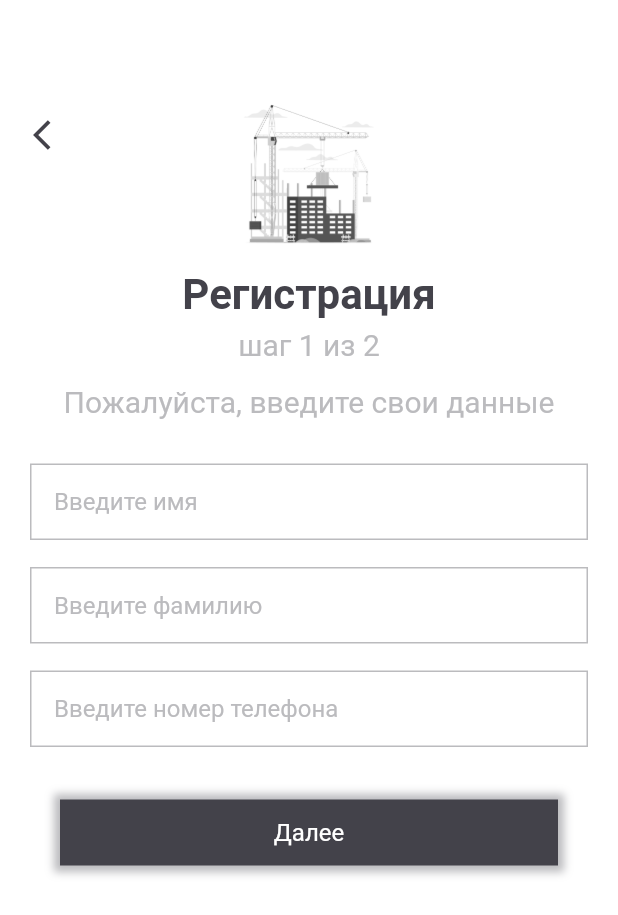
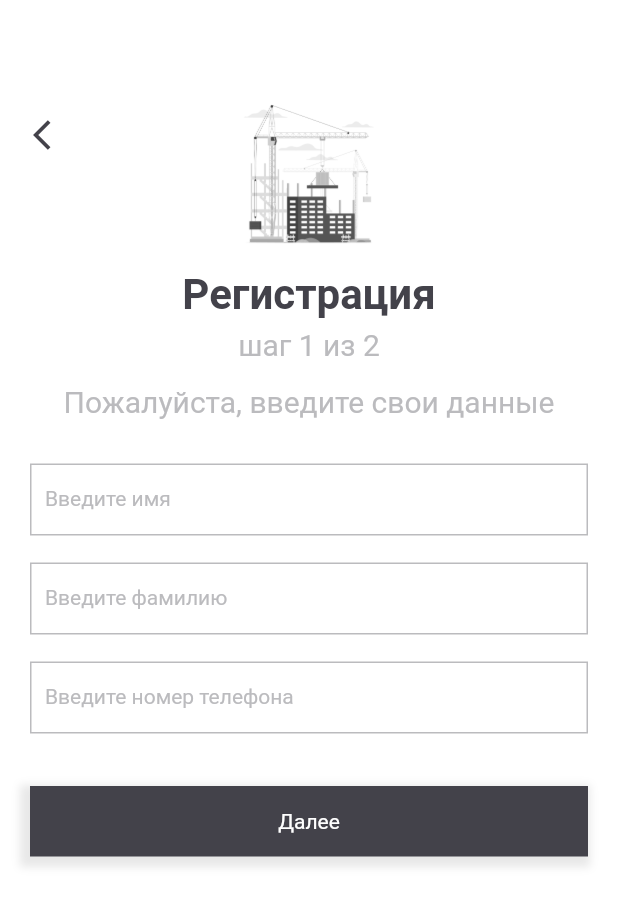
Before and after one commit to windownik/SVDdoc, a Flutter app: the screen it shows after launch, after a tap on "Регистрация", on a phone screen of 412 x 824 dp. Shown: the top 915 px of the screen. Run offline on Flutter 3.47's test engine with Material 2 defaults, Android fonts, the phone set to English and light mode, and no system bars; our stand-ins replace loading_animation_widget; Roboto replaces fonts that are missing (Italic).

Commit message:
Rework all design on sign up

```diff
--- a/lib/screens/login/bottom_text_group.dart
+++ b/lib/screens/login/bottom_text_group.dart
@@ -36,7 +36,7 @@ class _BottomTextState extends State<BottomText> {
                     'или',
                     style: TextStyle(
                         color: mySet.main,
-                        fontSize: 18,
+                        fontSize: 14,
                         fontFamily: "Italic",
                         fontWeight: FontWeight.w500,
                         decoration: null),
@@ -62,7 +62,7 @@ class _BottomTextState extends State<BottomText> {
                 'Вы администратор?',
                 style: TextStyle(
                     color: mySet.input,
-                    fontSize: 18,
+                    fontSize: 14,
                     fontFamily: "Italic",
                     fontWeight: FontWeight.w500),
               ),
@@ -83,13 +83,14 @@ class _BottomTextState extends State<BottomText> {
                   pres = false; setState(() { });
                 },
                 child: Container(
-                  height: 25,
+                  alignment: Alignment.center,
+                  height: 20,
                   color: pres ? mySet.shadow : Colors.transparent,
                   child: const Text(
                     'Зарегистрируйтесь',
                     style: TextStyle(
                         color: mySet.main,
-                        fontSize: 18,
+                        fontSize: 14,
                         fontFamily: "Italic",
                         fontWeight: FontWeight.w500,
                         decoration: TextDecoration.underline
--- a/lib/screens/login/login_button.dart
+++ b/lib/screens/login/login_button.dart
@@ -27,10 +27,10 @@ class LoginButtonState extends State<LoginButton>{
       child: Container(
         alignment: Alignment.center,
         margin: const EdgeInsets.only(left: 20, right: 20),
-        height: 44,
+        height: 47,
         decoration: BoxDecoration(
             color: pres ? mySet.second : mySet.main,
-            boxShadow: [BoxShadow(
+            boxShadow: const [BoxShadow(
               color: mySet.input,
               blurRadius: 4.0,
               spreadRadius: 4.0,
@@ -38,11 +38,11 @@ class LoginButtonState extends State<LoginButton>{
             )]
         ),
         // decoration: ,
-        child: Text(
+        child: const Text(
           'Вход',
           style: TextStyle(
               color: mySet.white,
-              fontSize: 16,
+              fontSize: 14,
               fontFamily: "Italic",
               fontWeight: FontWeight.w400),
         ),
--- a/lib/screens/login/login_main.dart
+++ b/lib/screens/login/login_main.dart
@@ -11,6 +11,7 @@ class LoginScreen extends StatelessWidget {
 
   @override
   Widget build(BuildContext context) {
+    FocusManager.instance.primaryFocus?.unfocus();
     return Scaffold(
       backgroundColor: mySet.background,
       body: Stack(
@@ -25,15 +26,15 @@ class LoginScreen extends StatelessWidget {
                     'Пожалуйста, войдите или',
                     style: TextStyle(
                         color: mySet.input,
-                        fontSize: 20,
+                        fontSize: 18,
                         fontFamily: "Italic",
                         fontWeight: FontWeight.w400),
                   ),
                 const Text(
-                  'зарегистрируйтесь, чтобы',
+                  'зарегистрируйтесь, что бы',
                   style: TextStyle(
                       color: mySet.input,
-                      fontSize: 20,
+                      fontSize: 18,
                       fontFamily: "Italic",
                       fontWeight: FontWeight.w400),
                 ),
@@ -41,7 +42,7 @@ class LoginScreen extends StatelessWidget {
                   'продолжить',
                   style: TextStyle(
                       color: mySet.input,
-                      fontSize: 20,
+                      fontSize: 18,
                       fontFamily: "Italic",
                       fontWeight: FontWeight.w400),
                 ),
--- a/lib/screens/login/sign_up_button.dart
+++ b/lib/screens/login/sign_up_button.dart
@@ -30,7 +30,7 @@ class SignUpButtonState extends State<SignUpButton>{
       child: Container(
         alignment: Alignment.center,
         margin: const EdgeInsets.only(left: 20, right: 20),
-        height: 44,
+        height: 47,
         decoration: BoxDecoration(
             color: pres ? mySet.shadow : mySet.white,
             boxShadow: const [BoxShadow(
--- a/lib/sign_up/next_button.dart
+++ b/lib/sign_up/next_button.dart
@@ -27,12 +27,13 @@ class FirstNextSignUpButtonState extends State<FirstNextSignUpButton>{
       },
       child: Container(
         alignment: Alignment.center,
-        margin: const EdgeInsets.only(left: 20, right: 20),
-        height: 44,
+        // margin: const EdgeInsets.only(left: 20, right: 20),
+        height: 47,
         decoration: BoxDecoration(
             color: pres ? mySet.second : mySet.main,
             boxShadow: const [BoxShadow(
-              color: mySet.input,
+              offset: Offset(-3.0, 3.0),
+              color: mySet.shadow,
               blurRadius: 4.0,
               spreadRadius: 4.0,
               // offset: const Offset(-5, 5),
@@ -43,7 +44,7 @@ class FirstNextSignUpButtonState extends State<FirstNextSignUpButton>{
           'Далее',
           style: TextStyle(
               color: mySet.white,
-              fontSize: 16,
+              fontSize: 14,
               fontFamily: "Italic",
               fontWeight: FontWeight.w400),
         ),
--- a/lib/sign_up/sign_up_input.dart
+++ b/lib/sign_up/sign_up_input.dart
@@ -1,21 +1,5 @@
 import 'package:flutter/material.dart';
 import 'package:svd_doc/global_const.dart';
-
-// class SignUpInput extends StatefulWidget{
-//   const SignUpInput({super.key});
-//
-//   @override
-//   State<StatefulWidget> createState() => _SignUpInputState();
-// }
-//
-// class _SignUpInputState extends State<SignUpInput>{
-//   @override
-//   Widget build(BuildContext context) {
-//     return const TextField(
-//       style: ,
-//     );
-//   }
-// }
 
 class SignUpInput {
   TextStyle style = const TextStyle(color: mySet.main);
@@ -25,7 +9,7 @@ class SignUpInput {
 
   SignUpInput({required this.erText, required this.hintText, required this.ifError}) {
     inputDecor = InputDecoration(
-        contentPadding: const EdgeInsets.all(16),
+        contentPadding: const EdgeInsets.all(10),
         errorBorder: OutlineInputBorder(
           borderRadius: BorderRadius.circular(0),
           borderSide: const BorderSide(width: 1, color: mySet.red),
@@ -45,14 +29,11 @@ class SignUpInput {
           borderSide: const BorderSide(width: 1, color: mySet.main),
 
         ),
-
         fillColor: Colors.white,
-        hintText: hintText,
-        hintStyle: const TextStyle(
+        labelText: hintText,
+        labelStyle: const TextStyle(fontSize: 14,
             color: mySet.input)
 
     );
-
-
   }
 }
--- a/lib/sign_up/sign_up_main.dart
+++ b/lib/sign_up/sign_up_main.dart
@@ -1,5 +1,6 @@
 import 'package:flutter/material.dart';
 import 'package:svd_doc/sign_up/sign_up_input.dart';
+import 'package:svd_doc/sign_up/sign_up_validation.dart';
 
 import '../global_const.dart';
 import 'next_button.dart';
@@ -20,10 +21,14 @@ class _SignUpFirstState extends State<SignUpFirst> {
       erText: 'Обязательно для ввода', hintText: 'Введите имя', ifError: false);
 
   final SignUpInput _inputSurName = SignUpInput(
-      erText: 'Обязательно для ввода', hintText: 'Введите фамилию', ifError: false);
+      erText: 'Обязательно для ввода',
+      hintText: 'Введите фамилию',
+      ifError: false);
 
-  final SignUpInput _inputPhone = SignUpInput(
-      erText: 'Обязательно для ввода', hintText: 'Введите номер телефона', ifError: false);
+  SignUpInput _inputPhone = SignUpInput(
+      erText: 'Обязательно для ввода',
+      hintText: 'Введите номер телефона',
+      ifError: false);
 
   @override
   Widget build(BuildContext context) {
@@ -31,7 +36,6 @@ class _SignUpFirstState extends State<SignUpFirst> {
       backgroundColor: mySet.white,
       body: Stack(
         children: [
-
           SingleChildScrollView(
             child: Container(
               alignment: Alignment.center,
@@ -99,6 +103,23 @@ class _SignUpFirstState extends State<SignUpFirst> {
                     height: 18,
                   ),
                   TextField(
+                    onTap: () {
+                      if (_contPhone.text.isEmpty) {
+                        _contPhone.text = '+';
+                      }
+                    },
+                    keyboardType:
+                        const TextInputType.numberWithOptions(decimal: true),
+                    onChanged: (phone) {
+                      List<dynamic> resp = phoneValidation(phone);
+                      _inputPhone = resp[0];
+                      _contPhone.text = resp[1];
+                      _contPhone.selection =
+                          TextSelection.fromPosition(
+                              TextPosition(
+                                  offset: _contPhone.text.length));
+                      setState(() {});
+                    },
                     controller: _contPhone,
                     decoration: _inputPhone.inputDecor,
                     cursorColor: mySet.main,
@@ -112,11 +133,17 @@ class _SignUpFirstState extends State<SignUpFirst> {
             ),
           ),
           Positioned(
-              left: 10, top: 66,
-              child: IconButton(onPressed: () {
+              left: 10,
+              top: 66,
+              child: IconButton(
+                onPressed: () {
                   Navigator.of(context).pop();
                 },
-                icon: const Icon(Icons.arrow_back_ios, color: mySet.main,),)),
+                icon: const Icon(
+                  Icons.arrow_back_ios,
+                  color: mySet.main,
+                ),
+              )),
         ],
       ),
     );
```
Also changed, not shown: lib/sign_up/sign_up_validation.dart (added, +28 -0 lines). Lines whose indentation alone changed are shown as unchanged.
